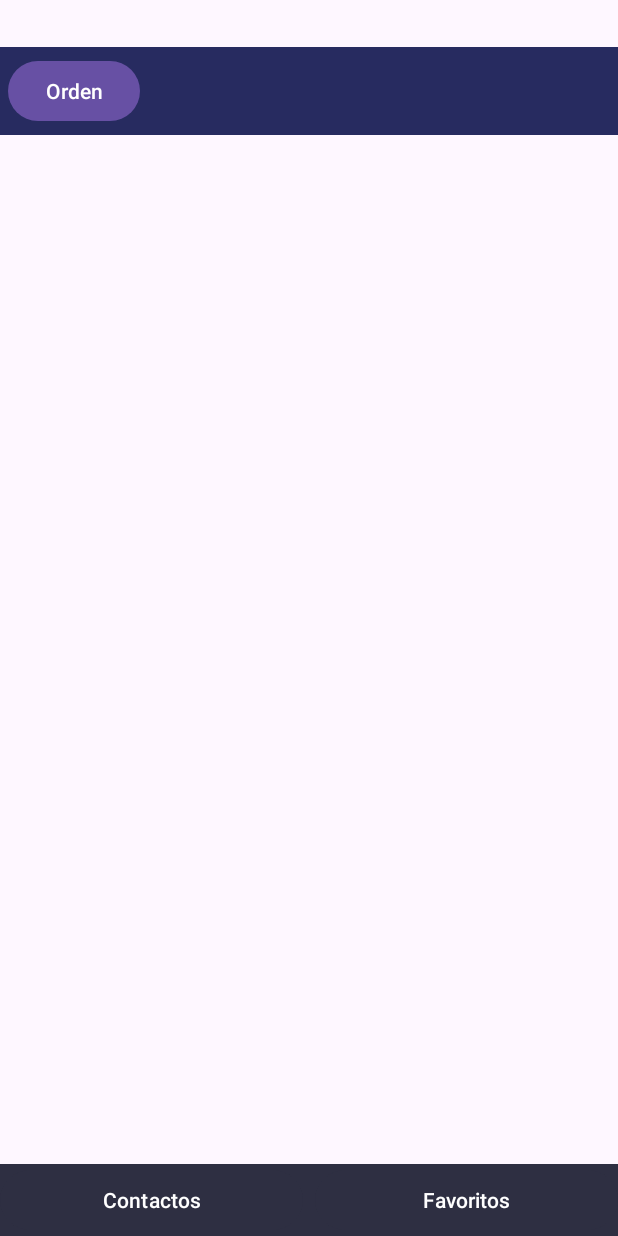
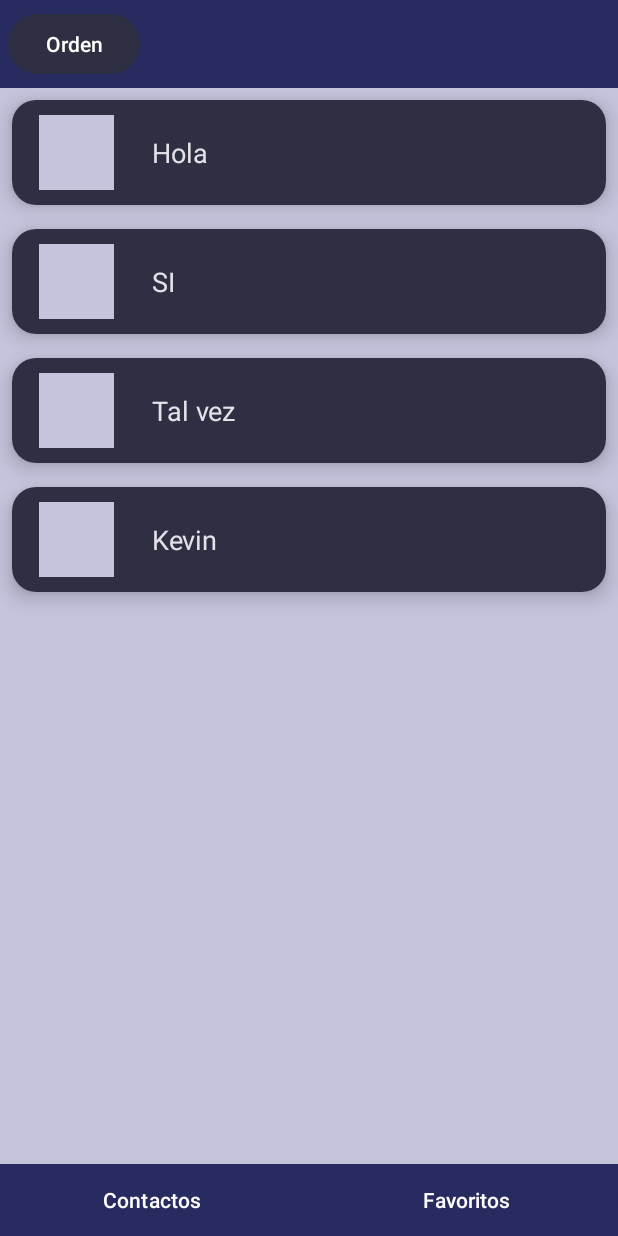
Before and after one commit to SirProg/ED_G2_Proyecto, an Android app: the screen it shows after launch (MainActivity), on a phone screen of 412 x 824 dp. Run offline under Robolectric (Android 15) with nearby library versions, the phone set to English and light mode, and no system bars.

Commit message:
RecyclerView Contacts

```diff
--- a/app/build.gradle.kts
+++ b/app/build.gradle.kts
@@ -36,6 +36,7 @@ dependencies {
     implementation(libs.material)
     implementation(libs.activity)
     implementation(libs.constraintlayout)
+    implementation(libs.places)
     testImplementation(libs.junit)
     androidTestImplementation(libs.ext.junit)
     androidTestImplementation(libs.espresso.core)
--- a/app/src/main/java/com/example/dsproyect_p1/MainActivity.java
+++ b/app/src/main/java/com/example/dsproyect_p1/MainActivity.java
@@ -1,6 +1,7 @@
 package com.example.dsproyect_p1;
 
 import android.os.Bundle;
+import android.widget.Button;
 
 import androidx.activity.EdgeToEdge;
 import androidx.appcompat.app.AppCompatActivity;
@@ -14,9 +15,8 @@ import com.example.dsproyect_p1.modules.adapter.AdapterRecyclerView;
 
 public class MainActivity extends AppCompatActivity {
     private RecyclerView recyclerView;
-    private AdapterRecyclerView myAdapter;
-    private String[] contact;
-
+    private String[] contact={"Hola", "SI", "Tal vez", "Kevin"};
+    private Button btnContacts, btnFavorite, btnOrder;
 
     @Override
     protected void onCreate(Bundle savedInstanceState) {
@@ -29,17 +29,11 @@ public class MainActivity extends AppCompatActivity {
             return insets;
         });
 
+
         recyclerView = findViewById(R.id.recyclerViewContacts);
+        recyclerView.setLayoutManager(new LinearLayoutManager(this));
+        recyclerView.setAdapter(new AdapterRecyclerView(this,contact));
 
-        recyclerView.setHasFixedSize(true);
-
-        LinearLayoutManager linearLayoutManager = new LinearLayoutManager(getApplicationContext());
-        recyclerView.setLayoutManager(linearLayoutManager);
-
-        myAdapter = new AdapterRecyclerView(contact);
-        recyclerView.setAdapter(myAdapter);
     }
 
-    public void createContacts(){
-    }
 }
--- a/app/src/main/java/com/example/dsproyect_p1/data/model/DateEvents.java
+++ b/app/src/main/java/com/example/dsproyect_p1/data/model/DateEvents.java
@@ -1,4 +1,6 @@
 package com.example.dsproyect_p1.data.model;
+
+import java.time.LocalDate;
 
 public class DateEvents {
 
--- a/app/src/main/java/com/example/dsproyect_p1/modules/adapter/AdapterRecyclerView.java
+++ b/app/src/main/java/com/example/dsproyect_p1/modules/adapter/AdapterRecyclerView.java
@@ -1,46 +1,72 @@
 package com.example.dsproyect_p1.modules.adapter;
 
+import android.content.Context;
 import android.view.LayoutInflater;
+import android.view.View;
 import android.view.ViewGroup;
+import android.widget.ImageView;
+import android.widget.LinearLayout;
 import android.widget.TextView;
+import android.widget.Toast;
 
 import androidx.annotation.NonNull;
 import androidx.recyclerview.widget.RecyclerView;
 
 import com.example.dsproyect_p1.R;
 
-public class AdapterRecyclerView extends RecyclerView.Adapter {
-    private String[] contact;
-
-    public static class ViewHolder extends RecyclerView.ViewHolder{
-        public TextView contact;
-
-        public ViewHolder(TextView textView){
-            super(textView);
-            this.contact = textView;
-        }
-    }
-
-    public AdapterRecyclerView(String[] contact){
-        this.contact = contact;
-    }
+public class AdapterRecyclerView extends RecyclerView.Adapter<AdapterRecyclerView.ViewHolder>{
+    Context context;
+    String[] mDataSet;
 
     @NonNull
     @Override
-    public RecyclerView.ViewHolder onCreateViewHolder(@NonNull ViewGroup parent, int viewType) {
-
-        return null;
+    public AdapterRecyclerView.ViewHolder onCreateViewHolder(@NonNull ViewGroup parent, int viewType) {
+        View view = LayoutInflater.from(parent.getContext()).inflate(R.layout.item_card_contact, parent,false);
+        return new ViewHolder(view);
     }
 
     @Override
-    public void onBindViewHolder(@NonNull RecyclerView.ViewHolder holder, int position) {
+    public void onBindViewHolder(@NonNull ViewHolder holder, int position) {
+        // Set the name of contact in the TextView according to the position
+        holder.nameContact.setText(mDataSet[position]);
+        holder.linearLayout.setOnClickListener(new View.OnClickListener() {
+            @Override
+            public void onClick(View view) {
 
+            }
+        });
     }
 
     @Override
     public int getItemCount() {
-        return 0;
+        return mDataSet.length;
+    }
+
+    public static class ViewHolder extends RecyclerView.ViewHolder{
+        private TextView nameContact;
+        private ImageView imagenContact;
+        private LinearLayout linearLayout;
+
+        public ViewHolder(View view){
+            super(view);
+            // Initializes the TextView according to the id
+            this.nameContact = itemView.findViewById(R.id.tvNombreContact);
+            this.imagenContact = itemView.findViewById(R.id.ivContact);
+            this.linearLayout = itemView.findViewById(R.id.linearLayoutContact);
+
+        }
+
+        public TextView getTextView(){
+            return nameContact;
+        }
+    }
+
+    public AdapterRecyclerView(Context context, String[] contact){
+        this.mDataSet = contact;
+        this.context = context;
     }
 
 
+
+
 }
--- a/app/src/main/res/layout/activity_main.xml
+++ b/app/src/main/res/layout/activity_main.xml
@@ -25,6 +25,7 @@
             android:layout_height="wrap_content"
             android:text="@string/orden"
             android:layout_gravity="end"
+            android:backgroundTint="@color/on_Secondary"
             />
 
 
@@ -33,10 +34,9 @@
 
     <androidx.recyclerview.widget.RecyclerView
         android:id="@+id/recyclerViewContacts"
-        android:layout_width="409dp"
-        android:layout_height="623dp"
-        tools:layout_editor_absoluteX="1dp"
-        tools:layout_editor_absoluteY="59dp"
+        android:layout_width="0dp"
+        android:layout_height="0dp"
+        android:background="@color/Secondary"
         app:layout_constraintTop_toBottomOf="@+id/frameHeader"
         app:layout_constraintBottom_toTopOf="@+id/frameFooter"
         app:layout_constraintEnd_toEndOf="parent"
@@ -48,7 +48,7 @@
         android:layout_width="match_parent"
         android:layout_height="wrap_content"
         android:orientation="horizontal"
-        android:background="@color/on_Secondary"
+        android:background="@color/on_Primary"
         app:layout_constraintBottom_toBottomOf="parent"
         >
 
@@ -58,7 +58,7 @@
             android:layout_height="wrap_content"
             android:layout_weight="1"
             android:layout_marginEnd="4dp"
-            android:backgroundTint="@color/on_Secondary"
+            android:backgroundTint="@color/on_Primary"
             android:text="Contactos"/>
 
         <Button
@@ -67,7 +67,7 @@
             android:layout_height="wrap_content"
             android:layout_weight="1"
             android:layout_marginStart="4dp"
-            android:backgroundTint="@color/on_Secondary"
+            android:backgroundTint="@color/on_Primary"
             android:text="Favoritos"/>
 
     </LinearLayout>
--- a/app/src/main/res/layout/item_card_contact.xml
+++ b/app/src/main/res/layout/item_card_contact.xml
@@ -1,56 +1,45 @@
 <?xml version="1.0" encoding="utf-8"?>
-<androidx.constraintlayout.widget.ConstraintLayout xmlns:android="http://schemas.android.com/apk/res/android"
+<androidx.cardview.widget.CardView xmlns:android="http://schemas.android.com/apk/res/android"
     android:layout_width="match_parent"
-    android:layout_height="match_parent"
+    android:layout_height="wrap_content"
+    android:layout_margin="8dp"
+    app:cardCornerRadius="16dp"
+    app:cardElevation="8dp"
+    app:layout_constraintTop_toTopOf="parent"
     xmlns:app="http://schemas.android.com/apk/res-auto">
 
-    <androidx.cardview.widget.CardView
+    <LinearLayout
+        android:id="@+id/linearLayoutContact"
         android:layout_width="match_parent"
         android:layout_height="wrap_content"
-        android:layout_margin="16dp"
-        app:cardCornerRadius="12dp"
-        app:cardElevation="8dp"
-        app:layout_constraintTop_toTopOf="parent">
-            <LinearLayout
-                android:layout_width="match_parent"
-                android:layout_height="wrap_content"
-                android:orientation="horizontal">
+        android:orientation="horizontal"
+        android:padding="10dp"
+        android:background="@color/on_Secondary">
 
-                <!-- Imagen -->
+        <!-- Imagen Contact -->
         <ImageView
+            android:id="@+id/ivContact"
             android:layout_width="50dp"
             android:layout_height="50dp"
             android:layout_gravity="center"
             android:layout_marginStart="8dp"
             android:layout_marginEnd="5dp"
+            android:background="@color/Secondary"
+            android:contentDescription="Imagen Contact" />
 
-                    android:background="@color/Secondary"
-                    android:contentDescription="Imagen de ejemplo" />
-
-                <!-- Texto y botón -->
-                <LinearLayout
-                    android:layout_width="0dp"
-                    android:layout_height="wrap_content"
-                    android:layout_weight="1"
-                    android:orientation="horizontal">
-
-                    <!-- Texto -->
+        <!-- Name contact -->
         <TextView
+            android:id="@+id/tvNombreContact"
             android:layout_width="match_parent"
             android:layout_height="wrap_content"
-                        android:text="Este es un texto que ocupa más espacio dentro del CardView"
-                        android:textSize="16sp"
-                        android:textColor="@color/black" />
-
-                    <Button
-                        android:layout_width="wrap_content"
-                        android:layout_height="wrap_content"
-                        android:text="delete"
-                        android:backgroundTint="@color/on_Delete"
-                        android:textColor="@color/textColorPrimary" />
-                </LinearLayout>
+            android:layout_gravity="center"
+            android:padding="10dp"
+            android:layout_marginStart="10dp"
+            android:layout_marginEnd="10dp"
+            android:gravity="start"
+            android:text="aaaaaa"
+            android:textSize="18sp"
+            android:textColor="@color/textColorPrimary"
+            />
     </LinearLayout>
 </androidx.cardview.widget.CardView>
-
-
-</androidx.constraintlayout.widget.ConstraintLayout>
--- a/gradle/libs.versions.toml
+++ b/gradle/libs.versions.toml
@@ -1,5 +1,5 @@
 [versions]
-agp = "8.6.0"
+agp = "8.7.2"
 junit = "4.13.2"
 junitVersion = "1.2.1"
 espressoCore = "3.6.1"
@@ -7,6 +7,7 @@ appcompat = "1.7.0"
 material = "1.12.0"
 activity = "1.9.2"
 constraintlayout = "2.1.4"
+places = "4.1.0"
 
 [libraries]
 junit = { group = "junit", name = "junit", version.ref = "junit" }
@@ -16,6 +17,7 @@ appcompat = { group = "androidx.appcompat", name = "appcompat", version.ref = "a
 material = { group = "com.google.android.material", name = "material", version.ref = "material" }
 activity = { group = "androidx.activity", name = "activity", version.ref = "activity" }
 constraintlayout = { group = "androidx.constraintlayout", name = "constraintlayout", version.ref = "constraintlayout" }
+places = { group = "com.google.android.libraries.places", name = "places", version.ref = "places" }
 
 [plugins]
 android-application = { id = "com.android.application", version.ref = "agp" }
```
Also changed, not shown: gradle/wrapper/gradle-wrapper.properties. Lines whose indentation alone changed are shown as unchanged.
